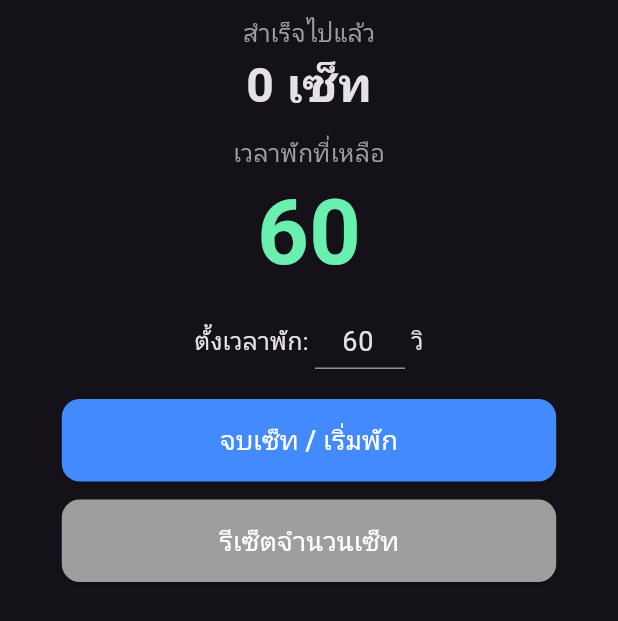
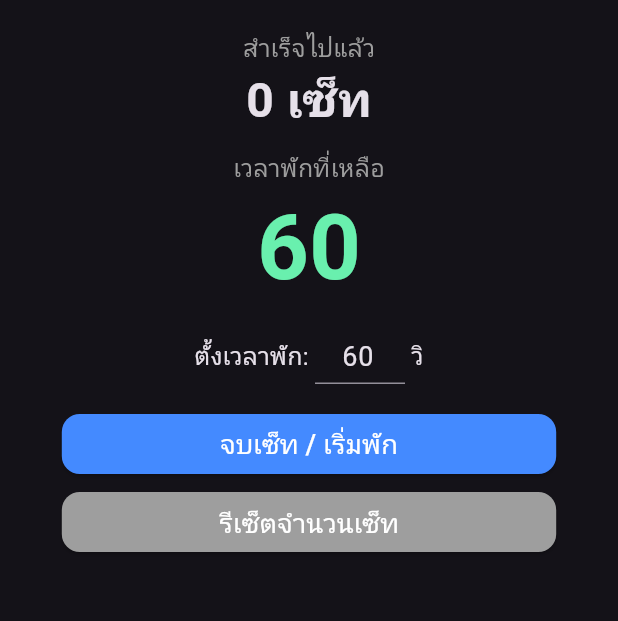
Before and after one commit to victorymark152/CyTimerSetCounter, a Flutter app: the screen it shows after launch, on a phone screen of 412 x 824 dp. Shown: the top 621 px of the screen. Run offline on Flutter 3.47's test engine with Material 3 defaults, Android fonts, the light colour scheme and no system bars.

Commit message:
update layout and remove top spacing

```diff
--- a/lib/main.dart
+++ b/lib/main.dart
@@ -78,7 +78,7 @@ class _WorkoutTimerState extends State<WorkoutTimer> {
                     MainAxisAlignment.start, // เปลี่ยนจาก center เป็น start
                 children: [
                   SizedBox(
-                    height: 10,
+                    height: 20,
                   ), // เว้นไว้นิดเดียวแค่ 10 กันตัวหนังสือติดขอบจอเกินไป
 
                   Text(
@@ -131,7 +131,7 @@ class _WorkoutTimerState extends State<WorkoutTimer> {
 
                   SizedBox(
                     width: screenWidth * 0.8,
-                    height: 55, // ลดความสูงปุ่มลงเล็กน้อย
+                    height: 40, // ลดความสูงปุ่มลงเล็กน้อย
                     child: ElevatedButton(
                       onPressed: _startRest,
                       child: Text(
@@ -152,7 +152,7 @@ class _WorkoutTimerState extends State<WorkoutTimer> {
 
                   SizedBox(
                     width: screenWidth * 0.8,
-                    height: 55,
+                    height: 40,
                     child: ElevatedButton(
                       onPressed: _resetSets,
                       child: Text(
```
Also changed, not shown: 2 other files.
